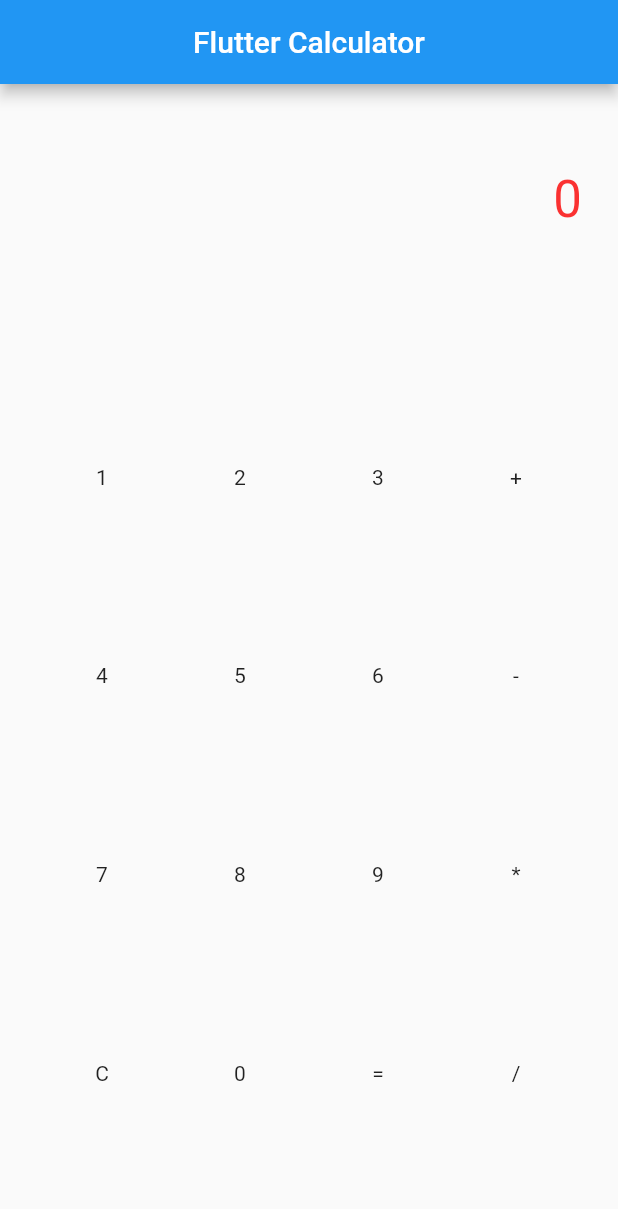
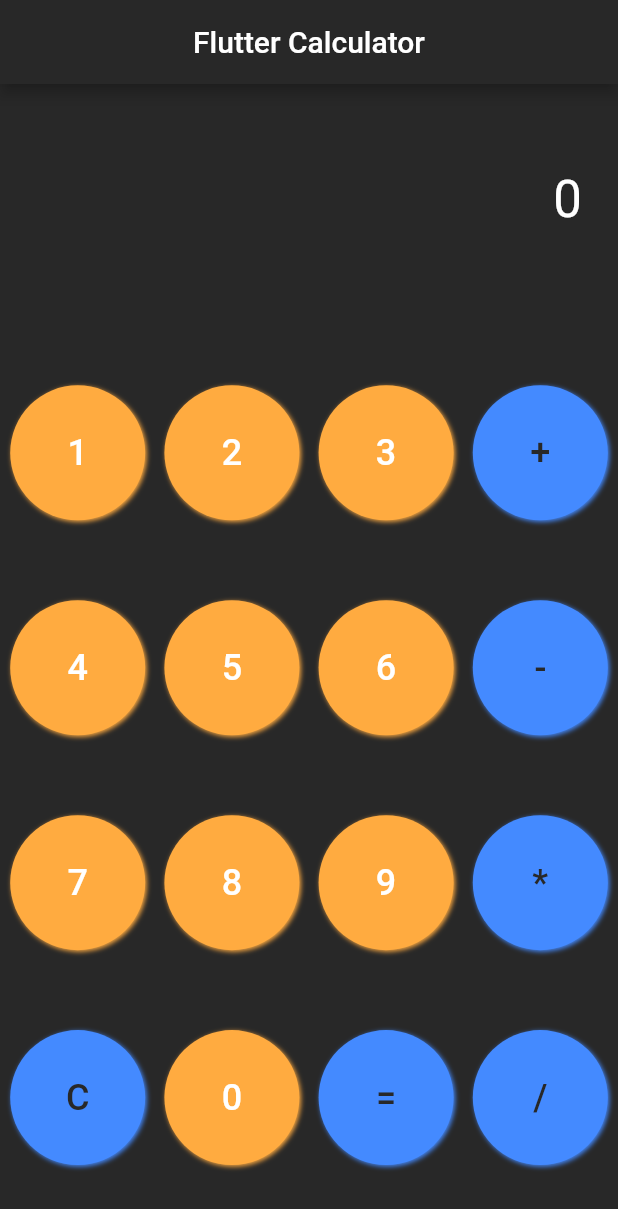
Before and after one commit to ilyassulk/BasicFlutterCalculator, a Flutter app: the screen it shows after launch, on a phone screen of 412 x 824 dp. Shown: the top 1209 px of the screen. Run offline on Flutter 3.47's test engine with Material 2 defaults, Android fonts, the phone set to English and light mode, and no system bars; our stand-ins replace flutter_bloc, get_it; missing offline and left inert: function_tree.

Commit message:
create style

```diff
--- a/lib/repositories/crypto_coins/calculator_repository.dart
+++ b/lib/repositories/crypto_coins/calculator_repository.dart
@@ -1,5 +1,3 @@
-import 'dart:math';
-
 import 'package:flutter_calculator/repositories/crypto_coins/abstarct_calculator_repository.dart';
 import 'package:function_tree/function_tree.dart';
 
--- a/lib/screens/main_screen/bloc/main_calc_bloc.dart
+++ b/lib/screens/main_screen/bloc/main_calc_bloc.dart
@@ -37,9 +37,12 @@ class MainCalcBloc extends Bloc<MainCalcEvent, MainCalcState> {
   ) async {
     String res = event.nowExpr;
     if (event.operation == 'c') {
-      res = '';
+      res = '0';
     } else {
       res += event.operation;
+      if (res[0] == '0') {
+        res = res.replaceFirst('0', '');
+      }
     }
     emit(MainCalcGetExpr(initExpr: res));
   }
--- a/lib/screens/main_screen/view/main_screen.dart
+++ b/lib/screens/main_screen/view/main_screen.dart
@@ -1,7 +1,7 @@
 import 'package:flutter/material.dart';
-import 'package:flutter/widgets.dart';
 import 'package:flutter_bloc/flutter_bloc.dart';
 import 'package:flutter_calculator/screens/main_screen/bloc/main_calc_bloc.dart';
+import 'package:flutter_calculator/styles/styles.dart';
 import 'package:get_it/get_it.dart';
 import 'package:flutter_calculator/repositories/crypto_coins/calculator_allrep.dart';
 
@@ -28,8 +28,13 @@ class _MainCalcScreenState extends State<MainCalcScreen> {
     }
 
     return Scaffold(
+      backgroundColor: colorBlack,
       appBar: AppBar(
-        title: Text("Flutter Calculator"),
+        backgroundColor: colorBlack,
+        title: Text(
+          "Flutter Calculator",
+          style: TextStyle(color: Colors.white),
+        ),
         centerTitle: true,
       ),
       body: BlocBuilder<MainCalcBloc, MainCalcState>(
@@ -49,7 +54,7 @@ class _MainCalcScreenState extends State<MainCalcScreen> {
                       child: Text(
                         state.initExpr,
                         style: TextStyle(
-                            color: const Color.fromARGB(255, 250, 49, 49),
+                            color: Color.fromARGB(255, 255, 255, 255),
                             fontSize: 34),
                       )),
                 ),
@@ -61,118 +66,116 @@ class _MainCalcScreenState extends State<MainCalcScreen> {
                         Row(
                           mainAxisAlignment: MainAxisAlignment.spaceEvenly,
                           children: [
-                            IconButton(
-                              onPressed: () => _mainCalcBloc
-                                  .add(MainCalcClickButtonOperation(
-                                operation: '1',
-                                nowExpr: state.initExpr,
-                              )),
-                              icon: Text("1"),
-                            ),
-                            IconButton(
-                                onPressed: () => _mainCalcBloc.add(
+                            getButtonNumbers(
+                                text: "1",
+                                onTap: () => _mainCalcBloc.add(
                                     MainCalcClickButtonOperation(
-                                        operation: '2',
-                                        nowExpr: state.initExpr)),
-                                icon: Text("2")),
-                            IconButton(
-                                onPressed: () => _mainCalcBloc.add(
+                                        operation: "1",
+                                        nowExpr: state.initExpr))),
+                            getButtonNumbers(
+                                text: "2",
+                                onTap: () => _mainCalcBloc.add(
                                     MainCalcClickButtonOperation(
-                                        operation: '3',
-                                        nowExpr: state.initExpr)),
-                                icon: Text("3")),
-                            IconButton(
-                                onPressed: () => _mainCalcBloc.add(
+                                        operation: "2",
+                                        nowExpr: state.initExpr))),
+                            getButtonNumbers(
+                                text: "3",
+                                onTap: () => _mainCalcBloc.add(
                                     MainCalcClickButtonOperation(
-                                        operation: '+',
-                                        nowExpr: state.initExpr)),
-                                icon: Text("+")),
+                                        operation: "3",
+                                        nowExpr: state.initExpr))),
+                            getButtonOperation(
+                                text: "+",
+                                onTap: () => _mainCalcBloc.add(
+                                    MainCalcClickButtonOperation(
+                                        operation: "+",
+                                        nowExpr: state.initExpr)))
                           ],
                         ),
                         Row(
                           mainAxisAlignment: MainAxisAlignment.spaceEvenly,
                           children: [
-                            IconButton(
-                                onPressed: () => _mainCalcBloc.add(
+                            getButtonNumbers(
+                                text: "4",
+                                onTap: () => _mainCalcBloc.add(
                                     MainCalcClickButtonOperation(
-                                        operation: '4',
-                                        nowExpr: state.initExpr)),
-                                icon: Text("4")),
-                            IconButton(
-                                onPressed: () => _mainCalcBloc.add(
+                                        operation: "4",
+                                        nowExpr: state.initExpr))),
+                            getButtonNumbers(
+                                text: "5",
+                                onTap: () => _mainCalcBloc.add(
                                     MainCalcClickButtonOperation(
-                                        operation: '5',
-                                        nowExpr: state.initExpr)),
-                                icon: Text("5")),
-                            IconButton(
-                                onPressed: () => _mainCalcBloc.add(
+                                        operation: "5",
+                                        nowExpr: state.initExpr))),
+                            getButtonNumbers(
+                                text: "6",
+                                onTap: () => _mainCalcBloc.add(
                                     MainCalcClickButtonOperation(
-                                        operation: '6',
-                                        nowExpr: state.initExpr)),
-                                icon: Text("6")),
-                            IconButton(
-                                onPressed: () => _mainCalcBloc.add(
+                                        operation: "6",
+                                        nowExpr: state.initExpr))),
+                            getButtonOperation(
+                                text: "-",
+                                onTap: () => _mainCalcBloc.add(
                                     MainCalcClickButtonOperation(
-                                        operation: '-',
-                                        nowExpr: state.initExpr)),
-                                icon: Text("-")),
+                                        operation: "-",
+                                        nowExpr: state.initExpr)))
                           ],
                         ),
                         Row(
                           mainAxisAlignment: MainAxisAlignment.spaceEvenly,
                           children: [
-                            IconButton(
-                                onPressed: () => _mainCalcBloc.add(
+                            getButtonNumbers(
+                                text: "7",
+                                onTap: () => _mainCalcBloc.add(
                                     MainCalcClickButtonOperation(
-                                        operation: '7',
-                                        nowExpr: state.initExpr)),
-                                icon: Text("7")),
-                            IconButton(
-                                onPressed: () => _mainCalcBloc.add(
+                                        operation: "7",
+                                        nowExpr: state.initExpr))),
+                            getButtonNumbers(
+                                text: "8",
+                                onTap: () => _mainCalcBloc.add(
                                     MainCalcClickButtonOperation(
-                                        operation: '8',
-                                        nowExpr: state.initExpr)),
-                                icon: Text("8")),
-                            IconButton(
-                                onPressed: () => _mainCalcBloc.add(
+                                        operation: "8",
+                                        nowExpr: state.initExpr))),
+                            getButtonNumbers(
+                                text: "9",
+                                onTap: () => _mainCalcBloc.add(
                                     MainCalcClickButtonOperation(
-                                        operation: '9',
-                                        nowExpr: state.initExpr)),
-                                icon: Text("9")),
-                            IconButton(
-                                onPressed: () => _mainCalcBloc.add(
+                                        operation: "9",
+                                        nowExpr: state.initExpr))),
+                            getButtonOperation(
+                                text: "*",
+                                onTap: () => _mainCalcBloc.add(
                                     MainCalcClickButtonOperation(
-                                        operation: '*',
-                                        nowExpr: state.initExpr)),
-                                icon: Text("*")),
+                                        operation: "*",
+                                        nowExpr: state.initExpr)))
                           ],
                         ),
                         Row(
                           mainAxisAlignment: MainAxisAlignment.spaceEvenly,
                           children: [
-                            IconButton(
-                                onPressed: () => _mainCalcBloc.add(
+                            getButtonOperation(
+                                text: "C",
+                                onTap: () => _mainCalcBloc.add(
                                     MainCalcClickButtonOperation(
-                                        operation: 'c',
-                                        nowExpr: state.initExpr)),
-                                icon: Text("C")),
-                            IconButton(
-                                onPressed: () => _mainCalcBloc.add(
+                                        operation: "c",
+                                        nowExpr: state.initExpr))),
+                            getButtonNumbers(
+                                text: "0",
+                                onTap: () => _mainCalcBloc.add(
                                     MainCalcClickButtonOperation(
-                                        operation: '0',
-                                        nowExpr: state.initExpr)),
-                                icon: Text("0")),
-                            IconButton(
-                                onPressed: () => _mainCalcBloc.add(
+                                        operation: "0",
+                                        nowExpr: state.initExpr))),
+                            getButtonOperation(
+                                text: "=",
+                                onTap: () => _mainCalcBloc.add(
                                     MainCalcGetResult(
-                                        exprToCalc: state.initExpr)),
-                                icon: Text("=")),
-                            IconButton(
-                                onPressed: () => _mainCalcBloc.add(
+                                        exprToCalc: state.initExpr))),
+                            getButtonOperation(
+                                text: "/",
+                                onTap: () => _mainCalcBloc.add(
                                     MainCalcClickButtonOperation(
-                                        operation: '/',
-                                        nowExpr: state.initExpr)),
-                                icon: Text("/")),
+                                        operation: "/",
+                                        nowExpr: state.initExpr))),
                           ],
                         ),
                       ]),
--- /dev/null
+++ b/lib/styles/styles.dart
@@ -0,0 +1,133 @@
+import 'package:flutter/material.dart';
+
+const colorBlack = Color.fromARGB(255, 40, 40, 40);
+const colorOrange = Colors.orangeAccent;
+const colorBlue = Colors.blueAccent;
+const colorWhite = Colors.white;
+
+class ButtonNumbers extends StatelessWidget {
+  ButtonNumbers(
+      {required this.label,
+      required this.onTap,
+      required this.size,
+      this.backgroundColor = colorOrange,
+      this.labelColor = colorWhite});
+
+  final String label;
+  final VoidCallback onTap;
+  final double size;
+  final Color? backgroundColor;
+  final Color? labelColor;
+
+  @override
+  Widget build(BuildContext context) {
+    return Padding(
+        padding: EdgeInsets.all(6),
+        child: Container(
+          width: size,
+          height: size,
+          decoration: BoxDecoration(
+              boxShadow: [
+                BoxShadow(
+                    color: backgroundColor as Color,
+                    offset: Offset(1, 1),
+                    blurRadius: 2),
+              ],
+              borderRadius: BorderRadius.all(Radius.circular(size / 2)),
+              color: backgroundColor),
+          child: TextButton(
+            onPressed: onTap,
+            style: ButtonStyle(
+                shape: MaterialStateProperty.all<RoundedRectangleBorder>(
+                    RoundedRectangleBorder(
+              borderRadius: BorderRadius.circular(18.0),
+            ))),
+            child: Center(
+                child: Text(
+              label,
+              style: TextStyle(fontSize: 24, color: labelColor),
+            )),
+          ),
+
+          // Label text and other stuff here
+        ));
+  }
+}
+
+Widget getButtonNumbers(
+    {required String text,
+    required VoidCallback onTap,
+    Color backgroundColor = colorOrange,
+    Color textColor = colorWhite}) {
+  return ButtonNumbers(
+    label: text,
+    onTap: onTap,
+    size: 90,
+    backgroundColor: backgroundColor,
+    labelColor: textColor,
+  );
+}
+
+class ButtonOperations extends StatelessWidget {
+  ButtonOperations(
+      {required this.label,
+      required this.onTap,
+      required this.size,
+      this.backgroundColor = colorBlue,
+      this.labelColor = colorBlack});
+
+  final String label;
+  final VoidCallback onTap;
+  final double size;
+  final Color? backgroundColor;
+  final Color? labelColor;
+
+  @override
+  Widget build(BuildContext context) {
+    return Padding(
+      padding: EdgeInsets.all(6),
+      child: Container(
+        width: size,
+        height: size,
+        decoration: BoxDecoration(
+            boxShadow: [
+              BoxShadow(
+                  color: backgroundColor as Color,
+                  offset: Offset(1, 1),
+                  blurRadius: 2),
+            ],
+            borderRadius: BorderRadius.all(Radius.circular(size / 2)),
+            color: backgroundColor),
+        child: TextButton(
+          onPressed: onTap,
+          style: ButtonStyle(
+              shape: MaterialStateProperty.all<RoundedRectangleBorder>(
+                  RoundedRectangleBorder(
+            borderRadius: BorderRadius.circular(18.0),
+          ))),
+          child: Center(
+              child: Text(
+            label,
+            style: TextStyle(color: labelColor, fontSize: 24),
+          )),
+        ),
+      ),
+
+      // Label text and other stuff here
+    );
+  }
+}
+
+Widget getButtonOperation(
+    {required String text,
+    required VoidCallback onTap,
+    Color backgroundColor = colorBlue,
+    Color textColor = colorBlack}) {
+  return ButtonOperations(
+    label: text,
+    onTap: onTap,
+    size: 90,
+    backgroundColor: backgroundColor,
+    labelColor: textColor,
+  );
+}
```
Also changed, not shown: 1 other file.
